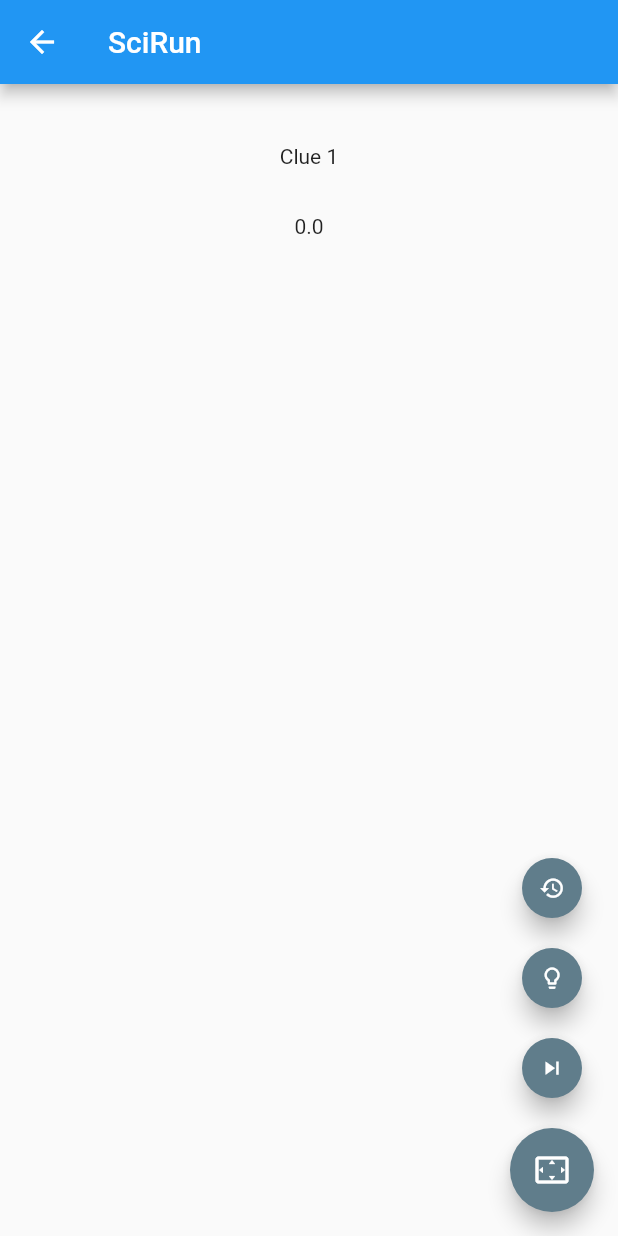
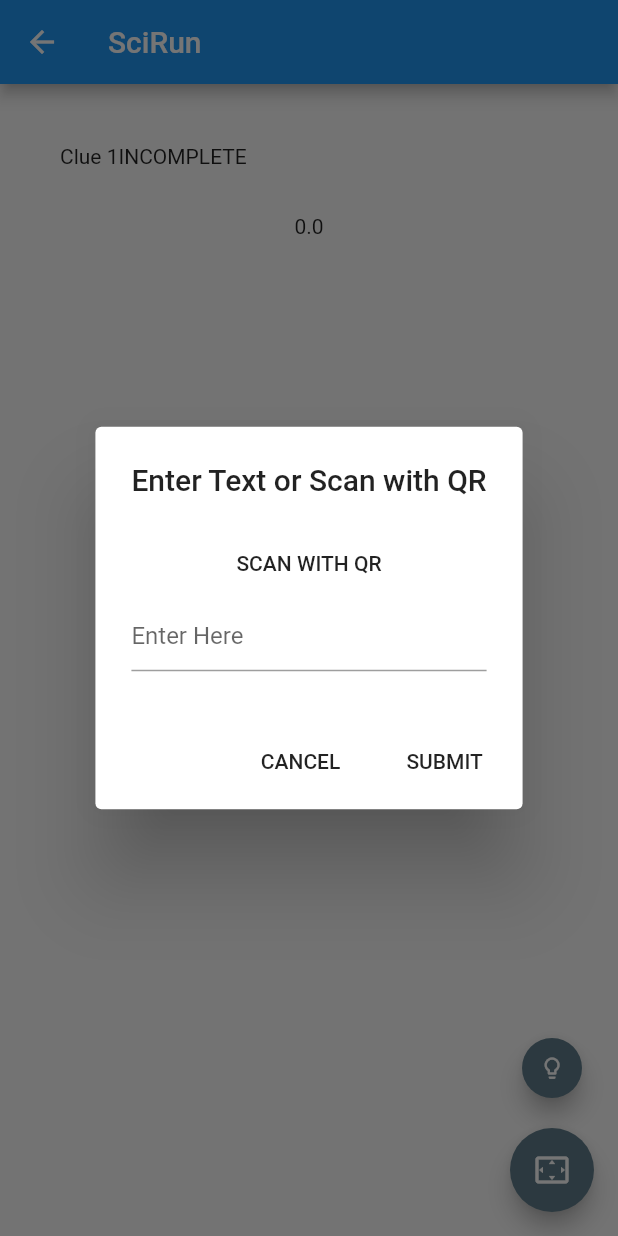
Before and after one commit to aitasadduq/nsssciencebee19, a Flutter app: the ScirunMainScreen screen opened by its route, after a tap on the "settings overscan" icon, on a phone screen of 412 x 824 dp. Run offline on Flutter 3.47's test engine with Material 2 defaults, Android fonts, the phone set to English and light mode, and no system bars; our stand-ins replace device_info; missing offline and left inert: flutter_plugin_pdf_viewer, qrcode_reader.

Commit message:
major scirun changes

```diff
--- a/lib/data.dart
+++ b/lib/data.dart
@@ -117,6 +117,7 @@ var clues = [
     hint: 'Hint 1',
     hintViewed: false,
     incomplete: true,
+    scored: false,
     textToRead: false,
   ),
   Clue(
@@ -126,6 +127,7 @@ var clues = [
     hint: 'Hint 2',
     hintViewed: false,
     incomplete: true,
+    scored: false,
     textToRead: true,
   ),
   Clue(
@@ -135,6 +137,7 @@ var clues = [
     hint: 'Hint 3',
     hintViewed: false,
     incomplete: true,
+    scored: false,
     textToRead: false,
   ),
   Clue(
@@ -144,6 +147,7 @@ var clues = [
     hint: 'Hint 4',
     hintViewed: false,
     incomplete: true,
+    scored: false,
     textToRead: false,
   ),
   Clue(
@@ -153,14 +157,12 @@ var clues = [
     hint: 'Hint 5',
     hintViewed: false,
     incomplete: true,
+    scored: false,
     textToRead: false,
   ),
 ];
 
-var solvedClues = [];
-
 var currentClue = 0;
-var solvedClue = 0;
 
 var score = 0.0;
 
--- a/lib/main.dart
+++ b/lib/main.dart
@@ -4,7 +4,7 @@ import 'screens/modules_screen.dart';
 import 'screens/contacts_screen.dart';
 import 'screens/module_guidelines_screen.dart';
 import 'screens/scirun_main_screen.dart';
-import 'screens/clues_history_screen.dart';
+import 'screens/clues_list_screen.dart';
 import 'screens/ambassador_program_screen.dart';
 import 'screens/perks_screen.dart';
 import 'screens/official_discount_screen.dart';
@@ -38,7 +38,7 @@ class MyApp extends StatelessWidget {
         ContactsScreen.routeName: (ctx) => ContactsScreen(),
         ModuleGuidelinesScreen.routeName: (ctx) => ModuleGuidelinesScreen(),
         ScirunMainScreen.routeName: (ctx) => ScirunMainScreen(),
-        CluesHistoryScreen.routeName: (ctx) => CluesHistoryScreen(),
+        CluesListScreen.routeName: (ctx) => CluesListScreen(),
         AmbassadorProgramScreen.routeName: (ctx) => AmbassadorProgramScreen(),
         PerksScreen.routeName: (ctx) => PerksScreen(),
         OfficialDiscountScreen.routeName: (ctx) => OfficialDiscountScreen(),
--- a/lib/models/clue.dart
+++ b/lib/models/clue.dart
@@ -6,6 +6,7 @@ class Clue {
   final String detail;
   final String hint;
   bool incomplete;
+  bool scored;
   bool hintViewed;
   bool textToRead;
 
@@ -13,6 +14,7 @@ class Clue {
     @required this.id,
     @required this.code,
     @required this.incomplete,
+    @required this.scored,
     @required this.detail,
     @required this.hint,
     @required this.hintViewed,
--- a/lib/screens/module_guidelines_screen.dart
+++ b/lib/screens/module_guidelines_screen.dart
@@ -1,7 +1,6 @@
 import 'package:flutter/material.dart';
 import 'package:flutter_plugin_pdf_viewer/flutter_plugin_pdf_viewer.dart';
 import 'package:nss_sciencebee_19/widgets/entry_code.dart';
-import 'scirun_main_screen.dart';
 import '../widgets/main_drawer.dart';
 
 class ModuleGuidelinesScreen extends StatefulWidget {
--- a/lib/screens/scirun_main_screen.dart
+++ b/lib/screens/scirun_main_screen.dart
@@ -1,8 +1,6 @@
 import 'package:flutter/material.dart';
-import 'clues_history_screen.dart';
-//import 'package:qrcode_reader/qrcode_reader.dart';
+import 'package:qrcode_reader/qrcode_reader.dart';
 import 'package:device_info/device_info.dart';
-import 'dart:async';
 import '../widgets/clue_item.dart';
 import '../data.dart';
 
@@ -37,11 +35,9 @@ class _ScirunMainScreenState extends State<ScirunMainScreen> {
 //        height: double.infinity,
 //        width: double.infinity,
         child: Center(
-          child: clueNum < 5
-              ? Column(
+          child: Column(
             children: <Widget>[
               ClueItem(
-                      this.updateClue,
                 clueNum: clueNum,
               ),
               Center(
@@ -51,8 +47,7 @@ class _ScirunMainScreenState extends State<ScirunMainScreen> {
                 child: Text(score.toString()),
               ),
             ],
-                )
-              : Text('You have solved all the clues!'),
+          ),
         ),
       ),
       floatingActionButton: Column(
@@ -63,29 +58,11 @@ class _ScirunMainScreenState extends State<ScirunMainScreen> {
             width: diameter,
             child: FittedBox(
               child: FloatingActionButton(
-                child: Icon(Icons.history),
-                heroTag: 0,
-                tooltip: 'Solved Clues History',
-                onPressed: () => Navigator.of(context)
-                    .pushNamed(CluesHistoryScreen.routeName),
-              ),
-            ),
-          ),
-          SizedBox(
-            height: 20,
-          ),
-          Container(
-            height: diameter,
-            width: diameter,
-            child: FittedBox(
-              child: FloatingActionButton(
                 child: Icon(Icons.lightbulb_outline),
                 heroTag: 1,
                 tooltip: 'Hint',
                 onPressed: () {
-                  if (clueNum < 5) {
                   if (!clues[clueNum].hintViewed) {
-                      bool continued = false;
                     showDialog(
                         context: context,
                         builder: (BuildContext context) {
@@ -102,32 +79,43 @@ class _ScirunMainScreenState extends State<ScirunMainScreen> {
                                 child: Text('Continue'),
                                 onPressed: () {
                                   clues[clueNum].hintViewed = true;
+                                  setState(() {
                                     score -= penalty;
-                                    continued = true;
+                                  });
                                   Navigator.of(context).pop();
+                                  showHint(context);
                                 },
                               ),
                             ],
                           );
                         });
-                      if (continued) {
-                        showDialog(
-                            context: context,
-                            builder: (BuildContext context) {
-                              return AlertDialog(
-                                title: Text('Hint'),
-                                content: Text(clues[clueNum].hint),
-                                actions: <Widget>[
-                                  FlatButton(
-                                    child: Text('OK'),
-                                    onPressed: () =>
-                                        Navigator.of(context).pop(),
+                  } else {
+                    showHint(context);
+                  }
+                },
+              ),
+            ),
+          ),
+          SizedBox(
+            height: 20,
+          ),
+          FloatingActionButton(
+            child: Icon(Icons.settings_overscan),
+            heroTag: 2,
+            tooltip: 'Scan QR Code',
+            onPressed: () {
+              if (!clues[currentClue].textToRead) {
+                clueSolveOptions(context);
+              } else
+                solveClue(context);
+            },
           ),
         ],
+      ),
     );
-                            });
   }
-                    } else {
+
+  showHint(context) {
     showDialog(
         context: context,
         builder: (BuildContext context) {
@@ -143,88 +131,13 @@ class _ScirunMainScreenState extends State<ScirunMainScreen> {
           );
         });
   }
-                  }
-                },
-              ),
-            ),
-          ),
-          SizedBox(
-            height: 20,
-          ),
-          Container(
-            height: diameter,
-            width: diameter,
-            child: FittedBox(
-              child: FloatingActionButton(
-                child: Icon(Icons.skip_next),
-                heroTag: 3,
-                tooltip: 'Skip to Next Clue',
-                onPressed: () {
-                  if (clueNum < 5) {
-                    showDialog(
-                      context: context,
-                      builder: (BuildContext context) {
-                        return AlertDialog(
-                          title: Text('Skip Clue?'),
-                          content: Text(
-                              'Skipping the clue will earn you 0 points for this clue. Do you want to continue?'),
-                          actions: <Widget>[
-                            FlatButton(
-                              child: Text('Cancel'),
-                              onPressed: () => Navigator.of(context).pop(),
-                            ),
-                            FlatButton(
-                              child: Text('Continue'),
-                              onPressed: () {
-                                if (clueNum == solvedClue) {
-                                  solvedClues.add(clues[clueNum]);
-                                  solvedClue += 1;
-                                }
-                                clues[clueNum].incomplete = false;
-                                solvedClues[clueNum].incomplete = false;
-                                currentClue += 1;
-                                setState(() {
-                                  clueNum = currentClue;
-                                });
-                                Navigator.of(context).pop();
-                              },
-                            ),
-                          ],
-                        );
-                      },
-                    );
-                  }
-                },
-              ),
-            ),
-          ),
-          SizedBox(
-            height: 20,
-          ),
-          FloatingActionButton(
-            child: Icon(Icons.settings_overscan),
-            heroTag: 2,
-            tooltip: 'Scan QR Code',
-            onPressed: () {
-              if (currentClue == solvedClue && clueNum < 5) {
-                if (!clues[currentClue].textToRead) {
-                  scanWithQR(context);
-                } else
-                  builder(context, "Solve Clue");
-              }
-            },
-          ),
-        ],
-      ),
-    );
-  }
 
-  builder(context, message) {
+  solveClue(context) {
     showDialog(
         context: context,
         builder: (context) {
           return AlertDialog(
-            title: Text(message),
+            title: Text("Enter Solution"),
             content: TextField(
               controller: _textFieldController,
               decoration: InputDecoration(hintText: "Enter Here"),
@@ -242,6 +155,7 @@ class _ScirunMainScreenState extends State<ScirunMainScreen> {
                   scanWithText(_textFieldController.text);
                   debugPrint(barcode);
                   Navigator.of(context).pop();
+                  Navigator.of(context).pop();
                 },
               ),
             ],
@@ -253,12 +167,8 @@ class _ScirunMainScreenState extends State<ScirunMainScreen> {
     setState(() {
       barcode = code;
     });
-    if (clues[solvedClue].code == barcode) {
-      solvedClues.add(clues[solvedClue]);
-      solvedClue += 1;
-      setState(() {
-        clueNum = currentClue;
-      });
+    if (clues[currentClue].code == barcode) {
+      clues[currentClue].incomplete = false;
     } else {
       score -= 0.5;
     }
@@ -270,15 +180,61 @@ class _ScirunMainScreenState extends State<ScirunMainScreen> {
     DeviceInfoPlugin deviceInfo = DeviceInfoPlugin();
     AndroidDeviceInfo androidInfo = await deviceInfo.androidInfo;
     if (androidInfo.version.sdkInt >= 23) {
-      //code = await new QRCodeReader().scan();
-      code = null;
-      if(code != null)
-        calcScore(code);
+      code = await new QRCodeReader().scan();
+      debugPrint(code);
+      if (code != null) calcScore(code);
     } else {
-      builder(context, "QR Reader Unavailable in this Android Version, Consult nearby OC for Assistance!");
+      clueSolveOptions(context,
+          message:
+              "QR Reader Unavailable in this Android Version, Consult nearby OC for Assistance!");
     }
 
     return code;
+  }
+
+  clueSolveOptions(context, {message = "Enter Text or Scan with QR"}) {
+    showDialog(
+        context: context,
+        builder: (context) {
+          return AlertDialog(
+            title: Text(message),
+            content: Container(
+              height: 100,
+              child: Column(
+                children: <Widget>[
+                  FlatButton(
+                    child: new Text('SCAN WITH QR'),
+                    onPressed: () {
+                      Navigator.of(context).pop();
+                      scanWithQR(context);
+                    },
+                  ),
+                  TextField(
+                    controller: _textFieldController,
+                    decoration: InputDecoration(hintText: "Enter Here"),
+                  ),
+                ],
+              ),
+            ),
+            actions: <Widget>[
+              new FlatButton(
+                child: new Text('CANCEL'),
+                onPressed: () {
+                  Navigator.of(context).pop();
+                },
+              ),
+              new FlatButton(
+                child: new Text('SUBMIT'),
+                onPressed: () {
+                  scanWithText(_textFieldController.text);
+                  debugPrint(barcode);
+                  Navigator.of(context).pop();
+                  Navigator.of(context).pop();
+                },
+              ),
+            ],
+          );
+        });
   }
 
   scanWithText(textCode) {
--- a/lib/widgets/clue_item.dart
+++ b/lib/widgets/clue_item.dart
@@ -2,12 +2,12 @@ import 'package:flutter/material.dart';
 import 'package:nss_sciencebee_19/data.dart';
 import 'dart:core';
 
+import 'package:nss_sciencebee_19/screens/scirun_main_screen.dart';
+
 class ClueItem extends StatefulWidget {
   final int clueNum;
 
-  final Function updateClue;
-
-  ClueItem(this.updateClue, {@required this.clueNum});
+  ClueItem({@required this.clueNum});
 
   @override
   _ClueItemState createState() => _ClueItemState();
@@ -19,10 +19,20 @@ class _ClueItemState extends State<ClueItem> {
 
   @override
   Widget build(BuildContext context) {
+    bool incomplete = clues[widget.clueNum].incomplete;
+    if (incomplete == null)
+      incomplete = true;
+    bool scored = clues[widget.clueNum].scored;
+    if (scored == null)
+      scored = false;
     return InkWell(
       onTap: () {
-        if (solvedClue == widget.clueNum + 1 &&
-            clues[widget.clueNum].incomplete == true) {
+        currentClue = widget.clueNum;
+        if (incomplete == true){
+          Navigator.of(context)
+                    .pushNamed(ScirunMainScreen.routeName);
+        } else if(scored == false) {
+          debugPrint(currentClue.toString() + " " + widget.clueNum.toString());
           showDialog(
               context: context,
               builder: (BuildContext context) {
@@ -51,26 +61,23 @@ class _ClueItemState extends State<ClueItem> {
                               switch (codeWord) {
                                 case 'Zombie':
                                   score += 5;
-                                  clues[currentClue].incomplete = false;
-                                  currentClue += 1;
-                                  this.widget.updateClue();
+                                  clues[currentClue].scored = true;
                                   Navigator.of(context).pop();
                                   break;
                                 case 'Vampire':
                                   score += 8;
-                                  clues[currentClue].incomplete = false;
-                                  currentClue += 1;
-                                  this.widget.updateClue();
+                                  clues[currentClue].scored = true;
                                   Navigator.of(context).pop();
                                   break;
                                 case 'Frankenstein':
                                   score += 10;
-                                  clues[currentClue].incomplete = false;
-                                  currentClue += 1;
-                                  this.widget.updateClue();
+                                  clues[currentClue].scored = true;
                                   Navigator.of(context).pop();
                                   break;
                               }
+                              setState(() {
+                                scored = clues[currentClue].scored;
+                              });
                             },
                           ),
                         ],
@@ -84,8 +91,15 @@ class _ClueItemState extends State<ClueItem> {
       borderRadius: BorderRadius.circular(15),
       child: Container(
         padding: EdgeInsets.all(15),
-        child: Center(
-          child: Text(clues[widget.clueNum].detail),
+        child: Row(
+          children: <Widget>[
+            Text(clues[widget.clueNum].detail),
+            incomplete
+            ? Text("INCOMPLETE")
+            : scored
+            ? Text("SCORED")
+            : Text("NEEDS SCORING")
+          ],
         ),
       ),
     );
--- a/lib/widgets/entry_code.dart
+++ b/lib/widgets/entry_code.dart
@@ -1,5 +1,5 @@
 import 'package:flutter/material.dart';
-import '../screens/scirun_main_screen.dart';
+import 'package:nss_sciencebee_19/screens/clues_list_screen.dart';
 import '../data.dart';
 
 class EntryCode extends StatefulWidget {
@@ -18,7 +18,7 @@ class _EntryCodeState extends State<EntryCode> {
   }
 
   openSciRun(BuildContext ctx) {
-    Navigator.of(ctx).pushNamed(ScirunMainScreen.routeName);
+    Navigator.of(ctx).pushNamed(CluesListScreen.routeName);
   }
 
   @override
--- a/pubspec.yaml
+++ b/pubspec.yaml
@@ -29,7 +29,7 @@ dependencies:
   cloud_firestore: ^0.12.9+5
   cupertino_icons: ^0.1.2
   flutter_plugin_pdf_viewer: ^1.0.7
-#  qrcode_reader: ^0.4.4
+  qrcode_reader: ^0.4.4
   google_maps_flutter: ^0.5.11
   device_info: ^0.4.1+2
 
```
Also changed, not shown: lib/screens/clues_history_screen.dart (deleted, +0 -30 lines), lib/screens/clues_list_screen.dart (added, +26 -0 lines), lib/widgets/main_drawer.dart (+24 -5 lines), pubspec.lock. Lines whose indentation alone changed are shown as unchanged.
